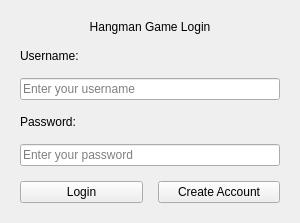
Before: the Qt Designer form python_client/views/ui/qt_login_view.ui in YuriHa-op/Hangman, drawn with Qt 5.
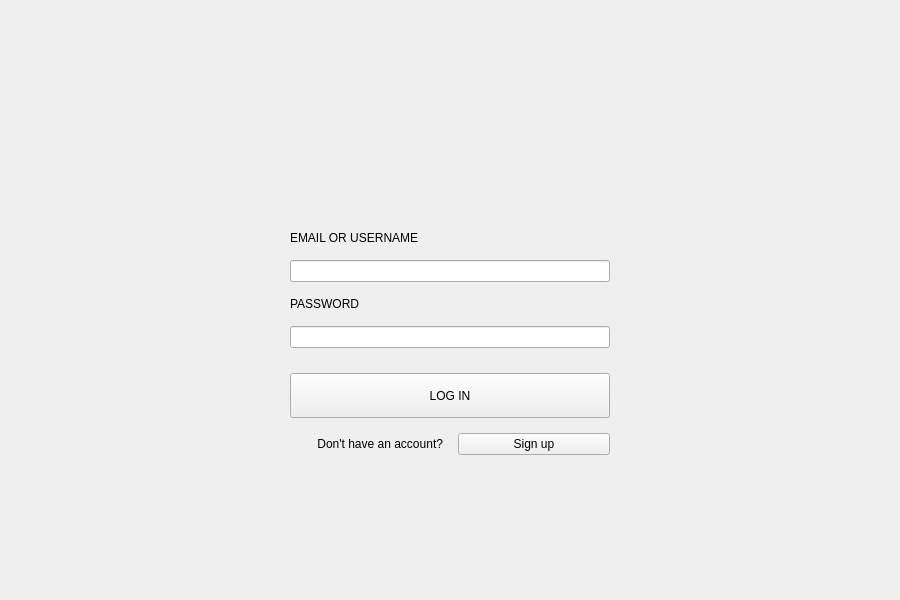
After: the same form once the commit is applied.

```diff
--- a/python_client/views/ui/qt_login_view.ui
+++ b/python_client/views/ui/qt_login_view.ui
@@ -6,57 +6,102 @@
    <rect>
     <x>0</x>
     <y>0</y>
-    <width>300</width>
-    <height>200</height>
+    <width>900</width>
+    <height>600</height>
    </rect>
   </property>
   <property name="windowTitle">
    <string>Login - Hangman</string>
   </property>
+  <layout class="QHBoxLayout" name="main_layout">
+   <item>
+    <spacer name="horizontalSpacer_3">
+     <property name="orientation">
+      <enum>Qt::Horizontal</enum>
+     </property>
+     <property name="sizeHint" stdset="0">
+      <size>
+       <width>231</width>
+       <height>20</height>
+      </size>
+     </property>
+    </spacer>
+   </item>
+   <item>
+    <layout class="QVBoxLayout" name="center_layout">
+     <item>
+      <spacer name="verticalSpacer_3">
+       <property name="orientation">
+        <enum>Qt::Vertical</enum>
+       </property>
+       <property name="sizeHint" stdset="0">
+        <size>
+         <width>20</width>
+         <height>40</height>
+        </size>
+       </property>
+      </spacer>
+     </item>
+     <item>
+      <widget class="QLabel" name="logo_label">
+       <property name="minimumSize">
+        <size>
+         <width>0</width>
+         <height>80</height>
+        </size>
+       </property>
+       <property name="text">
+        <string/>
+       </property>
+       <property name="alignment">
+        <set>Qt::AlignCenter</set>
+       </property>
+      </widget>
+     </item>
+     <item>
+      <widget class="QWidget" name="login_panel">
+       <property name="minimumSize">
+        <size>
+         <width>400</width>
+         <height>0</height>
+        </size>
+       </property>
+       <property name="maximumSize">
+        <size>
+         <width>400</width>
+         <height>350</height>
+        </size>
+       </property>
   <layout class="QVBoxLayout" name="verticalLayout">
    <property name="spacing">
     <number>15</number>
    </property>
    <property name="leftMargin">
-    <number>20</number>
+         <number>40</number>
    </property>
    <property name="topMargin">
-    <number>20</number>
+         <number>40</number>
    </property>
    <property name="rightMargin">
-    <number>20</number>
+         <number>40</number>
    </property>
    <property name="bottomMargin">
-    <number>20</number>
-   </property>
-   <item>
-    <widget class="QLabel" name="title_label">
-     <property name="text">
-      <string>Hangman Game Login</string>
-     </property>
-     <property name="alignment">
-      <set>Qt::AlignCenter</set>
-     </property>
-    </widget>
-   </item>
+         <number>40</number>
+        </property>
    <item>
     <widget class="QLabel" name="username_label">
      <property name="text">
-      <string>Username:</string>
+           <string>EMAIL OR USERNAME</string>
      </property>
     </widget>
    </item>
    <item>
-    <widget class="QLineEdit" name="username_input">
-     <property name="placeholderText">
-      <string>Enter your username</string>
-     </property>
-    </widget>
+         <widget class="QLineEdit" name="username_input"/>
    </item>
    <item>
     <widget class="QLabel" name="password_label">
      <property name="text">
-      <string>Password:</string>
+           <string>PASSWORD</string>
      </property>
     </widget>
    </item>
@@ -65,28 +110,88 @@
      <property name="echoMode">
       <enum>QLineEdit::Password</enum>
      </property>
-     <property name="placeholderText">
-      <string>Enter your password</string>
-     </property>
     </widget>
    </item>
    <item>
-    <layout class="QHBoxLayout" name="horizontalLayout">
+         <spacer name="verticalSpacer_2">
+          <property name="orientation">
+           <enum>Qt::Vertical</enum>
+          </property>
+          <property name="sizeType">
+           <enum>QSizePolicy::Fixed</enum>
+          </property>
+          <property name="sizeHint" stdset="0">
+           <size>
+            <width>20</width>
+            <height>10</height>
+           </size>
+          </property>
+         </spacer>
+        </item>
      <item>
       <widget class="QPushButton" name="login_button">
+          <property name="minimumSize">
+           <size>
+            <width>0</width>
+            <height>45</height>
+           </size>
+          </property>
        <property name="text">
-        <string>Login</string>
+           <string>LOG IN</string>
+          </property>
+         </widget>
+        </item>
+        <item>
+         <layout class="QHBoxLayout" name="horizontalLayout">
+          <item>
+           <widget class="QLabel" name="no_account_label">
+            <property name="text">
+             <string>Don't have an account?</string>
+            </property>
+            <property name="alignment">
+             <set>Qt::AlignRight|Qt::AlignTrailing|Qt::AlignVCenter</set>
        </property>
       </widget>
      </item>
      <item>
       <widget class="QPushButton" name="create_account_button">
        <property name="text">
-        <string>Create Account</string>
+             <string>Sign up</string>
        </property>
       </widget>
      </item>
     </layout>
+        </item>
+       </layout>
+      </widget>
+     </item>
+     <item>
+      <spacer name="verticalSpacer_4">
+       <property name="orientation">
+        <enum>Qt::Vertical</enum>
+       </property>
+       <property name="sizeHint" stdset="0">
+        <size>
+         <width>20</width>
+         <height>40</height>
+        </size>
+       </property>
+      </spacer>
+     </item>
+    </layout>
+   </item>
+   <item>
+    <spacer name="horizontalSpacer_4">
+     <property name="orientation">
+      <enum>Qt::Horizontal</enum>
+     </property>
+     <property name="sizeHint" stdset="0">
+      <size>
+       <width>231</width>
+       <height>20</height>
+      </size>
+     </property>
+    </spacer>
    </item>
   </layout>
  </widget>
```
Lines whose indentation alone changed are shown as unchanged.
